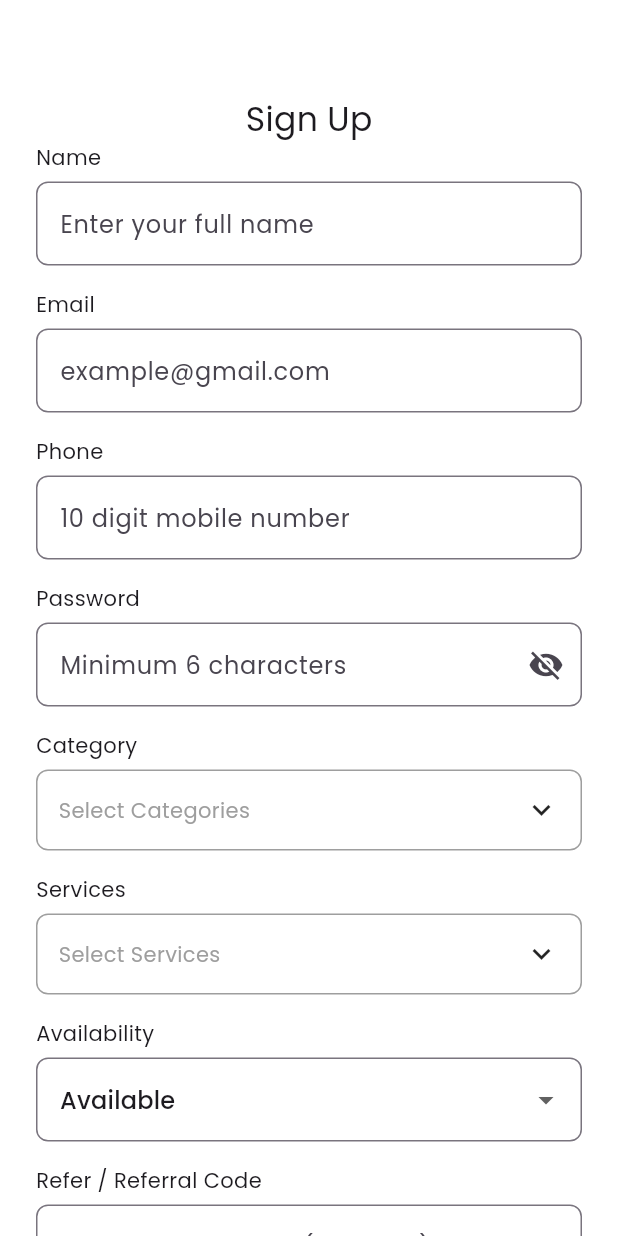
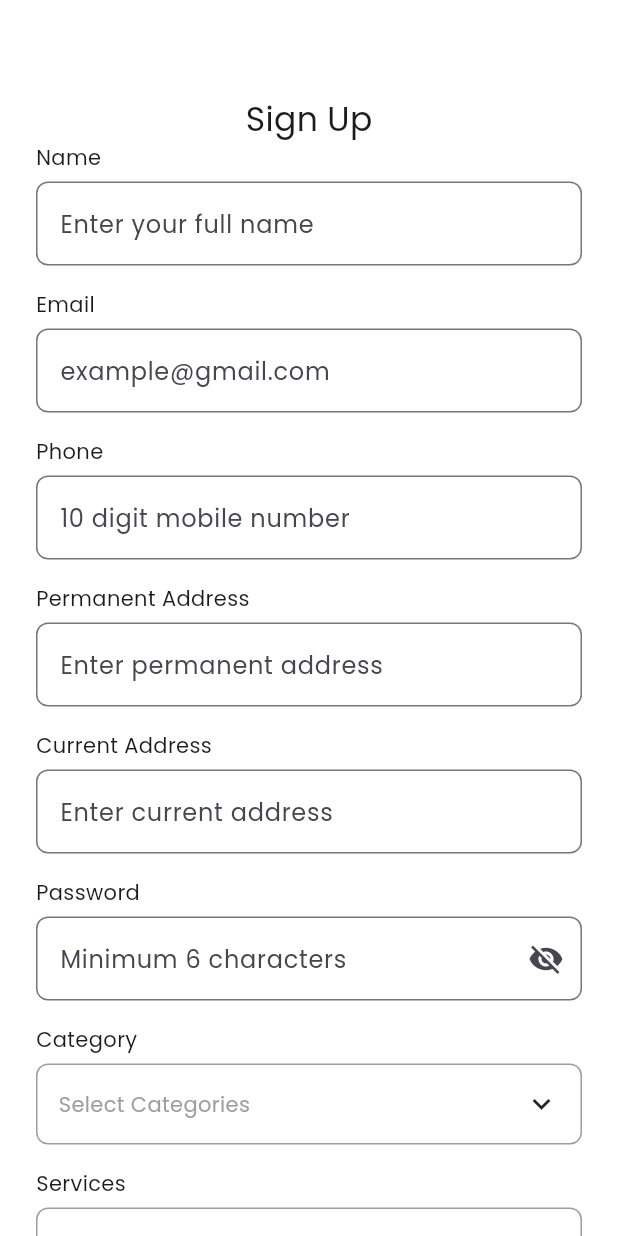
Before and after one commit to Prisha1801/hobit_worker, a Flutter app: the SignupScreen screen opened directly, on a phone screen of 412 x 824 dp. Run offline on Flutter 3.47's test engine with Material 3 defaults, Android fonts, the phone set to English and light mode, and no system bars; our stand-ins replace connectivity_plus, dio, firebase_core, firebase_messaging, flutter_local_notifications, flutter_riverpod and 9 more; accounts and stored records are empty; network calls fail.

Commit message:
14-04-2026_update

```diff
--- a/lib/auth/signup_page.dart
+++ b/lib/auth/signup_page.dart
@@ -55,6 +55,9 @@ class _SignupScreenState extends State<SignupScreen> {
   final _refer = TextEditingController();
   final _date = TextEditingController();
   final _time = TextEditingController();
+  final _permanentAddress = TextEditingController();
+  final _currentAddress = TextEditingController();
+
 
   void showSnack(String msg) {
     ScaffoldMessenger.of(context).showSnackBar(
@@ -106,6 +109,16 @@ class _SignupScreenState extends State<SignupScreen> {
 
     if (selectedCategories.isEmpty) {
       showSnack("Please select at least one category");
+      return false;
+    }
+
+    if (_permanentAddress.text.trim().isEmpty) {
+      showSnack("Please enter permanent address");
+      return false;
+    }
+
+    if (_currentAddress.text.trim().isEmpty) {
+      showSnack("Please enter current address");
       return false;
     }
 
@@ -528,6 +541,8 @@ class _SignupScreenState extends State<SignupScreen> {
       "email": _email.text,
       "phone": _phone.text,
       "password": _password.text,
+      "permanent_address": _permanentAddress.text,
+      "current_address": _currentAddress.text,
       "category_ids": categoryIds,
       "service_ids": serviceIds,
       "city_id": selectedCity?.id,
@@ -653,6 +668,18 @@ class _SignupScreenState extends State<SignupScreen> {
             input(loc.name, _name, hint: loc.enterFullName),
             input(loc.email, _email, hint: "example@gmail.com"),
             input(loc.phone, _phone, hint: "10 digit mobile number"),
+
+            input(
+              "Permanent Address",
+              _permanentAddress,
+              hint: "Enter permanent address",
+            ),
+
+            input(
+              "Current Address",
+              _currentAddress,
+              hint: "Enter current address",
+            ),
 
             input(
               loc.password,
--- a/lib/models/get_profile_model.dart
+++ b/lib/models/get_profile_model.dart
@@ -18,6 +18,8 @@ class WorkerProfileModel {
   final double averageRatings;
   final int ratingCount;
   final int jobsCompleted;
+  final String? permanentAddress;
+  final String? currentAddress;
 
 
   WorkerProfileModel({
@@ -40,6 +42,8 @@ class WorkerProfileModel {
     required this.averageRatings,
     required this.ratingCount,
     required this.jobsCompleted,
+    this.permanentAddress,
+    this.currentAddress,
 
   });
 
@@ -80,6 +84,8 @@ class WorkerProfileModel {
       (json['average_ratings'] as num?)?.toDouble() ?? 0.0,
       ratingCount: json['rating_count'] ?? 0,
       jobsCompleted: json['jobs_completed'] ?? 0,
+      permanentAddress: json['permanent_address'],
+      currentAddress: json['current_address'],
 
     );
   }
--- a/lib/screens/personal_info.dart
+++ b/lib/screens/personal_info.dart
@@ -139,6 +139,8 @@ class _PersonalInformationScreenState extends State<PersonalInformationScreen> {
   final _referController = TextEditingController();
   final _aadhaarController = TextEditingController();
   final _policeIdController = TextEditingController();
+  final _permanentAddressController = TextEditingController();
+  final _currentAddressController = TextEditingController();
 
   File? aadhaarFrontFile;
   File? aadhaarBackFile;
@@ -407,6 +409,8 @@ class _PersonalInformationScreenState extends State<PersonalInformationScreen> {
       _mobileController.text = profile!.phone;
       _aadhaarController.text = getDocumentNumber('aadhar');
       _policeIdController.text = getDocumentNumber('police_verification');
+      _permanentAddressController.text = profile?.permanentAddress ?? "";
+      _currentAddressController.text = profile?.currentAddress ?? "";
 
 
       /// Categories
@@ -884,6 +888,8 @@ class _PersonalInformationScreenState extends State<PersonalInformationScreen> {
       "name": _nameController.text,
       "email": _emailController.text,
       "phone": _mobileController.text,
+      "permanent_address": _permanentAddressController.text.trim(),
+      "current_address": _currentAddressController.text.trim(),
       "category_ids": categoryIds,
       "service_ids": serviceIds,
       "is_active": profile!.isActive,
@@ -1396,6 +1402,18 @@ class _PersonalInformationScreenState extends State<PersonalInformationScreen> {
             //   controller: _referController,
             //   readOnly: true,
             // ),
+
+            _buildInput(
+              label: "Permanent Address",
+              hint: "Enter permanent address",
+              controller: _permanentAddressController,
+            ),
+
+            _buildInput(
+              label: "Current Address",
+              hint: "Enter current address",
+              controller: _currentAddressController,
+            ),
             _buildDropdown(
               label: loc.categories,
               value: selectedCategories.map((e) => e.name).join(', '),
```
Also changed, not shown: 1 other file.
